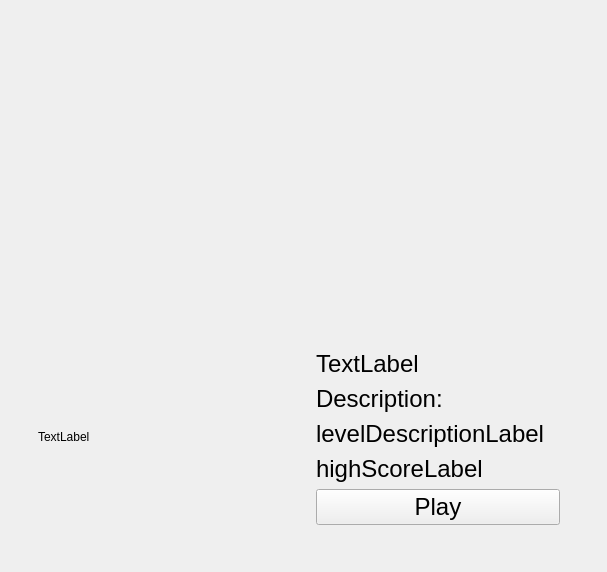
First picture: the form in portal/src/studentplaypane.ui, repository zfrye06/Loque, before the edit.
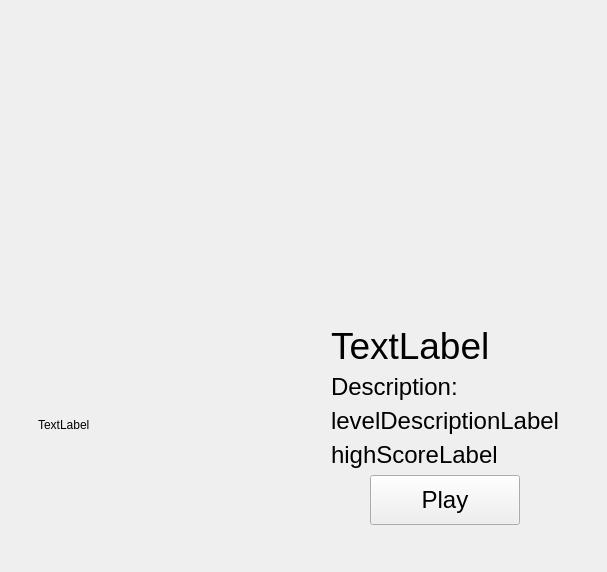
Second picture: the form after the edit.

Patch:
```diff
--- a/portal/src/studentplaypane.ui
+++ b/portal/src/studentplaypane.ui
@@ -210,6 +210,18 @@
                  <layout class="QHBoxLayout" name="descriptionAreaLayout">
                   <item>
                    <widget class="QLabel" name="activeLevelThumbnail">
+                    <property name="sizePolicy">
+                     <sizepolicy hsizetype="Preferred" vsizetype="Preferred">
+                      <horstretch>15</horstretch>
+                      <verstretch>0</verstretch>
+                     </sizepolicy>
+                    </property>
+                    <property name="minimumSize">
+                     <size>
+                      <width>0</width>
+                      <height>0</height>
+                     </size>
+                    </property>
                     <property name="text">
                      <string>TextLabel</string>
                     </property>
@@ -227,7 +239,7 @@
                         <widget class="QLabel" name="levelNameLabel">
                          <property name="font">
                           <font>
-                           <pointsize>18</pointsize>
+                           <pointsize>28</pointsize>
                           </font>
                          </property>
                          <property name="text">
@@ -271,8 +283,20 @@
                          </property>
                         </widget>
                        </item>
-                       <item>
+                       <item alignment="Qt::AlignHCenter">
                         <widget class="QPushButton" name="playButton">
+                         <property name="minimumSize">
+                          <size>
+                           <width>150</width>
+                           <height>50</height>
+                          </size>
+                         </property>
+                         <property name="maximumSize">
+                          <size>
+                           <width>200</width>
+                           <height>16777215</height>
+                          </size>
+                         </property>
                          <property name="font">
                           <font>
                            <pointsize>18</pointsize>
```
Left out of the diff: 6 changed lines with no effect on the pictures.
